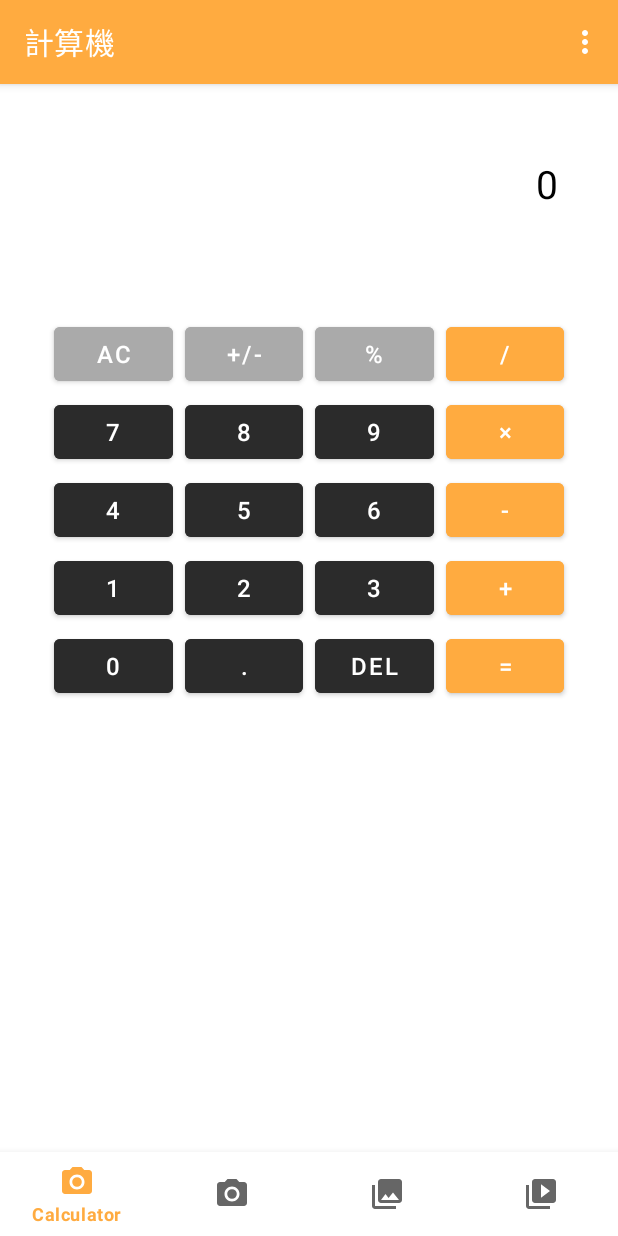
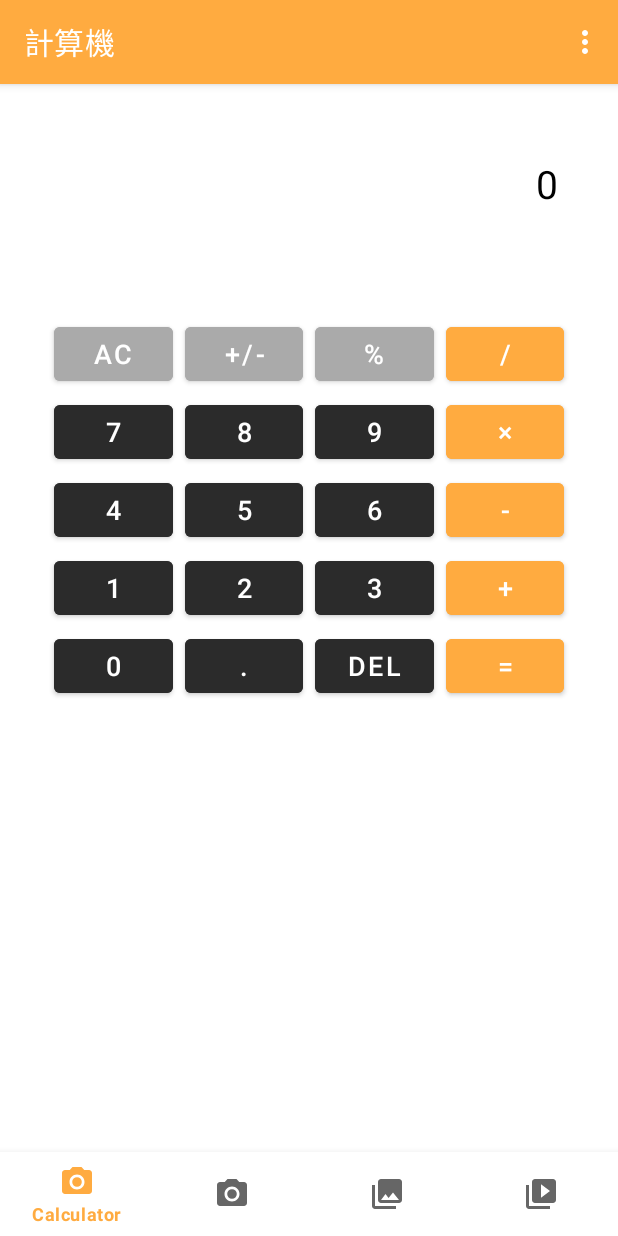
Before and after one commit to chen1080430/Dual-Calculator, an Android app: the screen it shows after launch (MainActivity), on a phone screen of 412 x 824 dp. Run offline under Robolectric (Android 15) with nearby library versions, the phone set to English and light mode, and no system bars; our stand-ins replace navigation-ui; 1 statement that could not run was skipped.

Commit message:
- Renew button layout.

```diff
--- a/app/src/main/res/values/styles.xml
+++ b/app/src/main/res/values/styles.xml
@@ -9,6 +9,11 @@
         <item name="android:backgroundTint">@color/calculator_button_background_number</item>
         <item name="android:textColor">@color/calculator_button_text_color</item>
         <item name="layout_constraintVertical_weight">0.15</item>
+        <item name="android:autoSizeMaxTextSize">18sp</item>
+        <item name="android:autoSizeMinTextSize">6sp</item>
+        <item name="android:autoSizeStepGranularity">1sp</item>
+        <item name="android:autoSizeTextType">uniform</item>
+        <item name="android:maxLines">1</item>
     </style>
 
     <style name="CalculatorDisplay">
```
